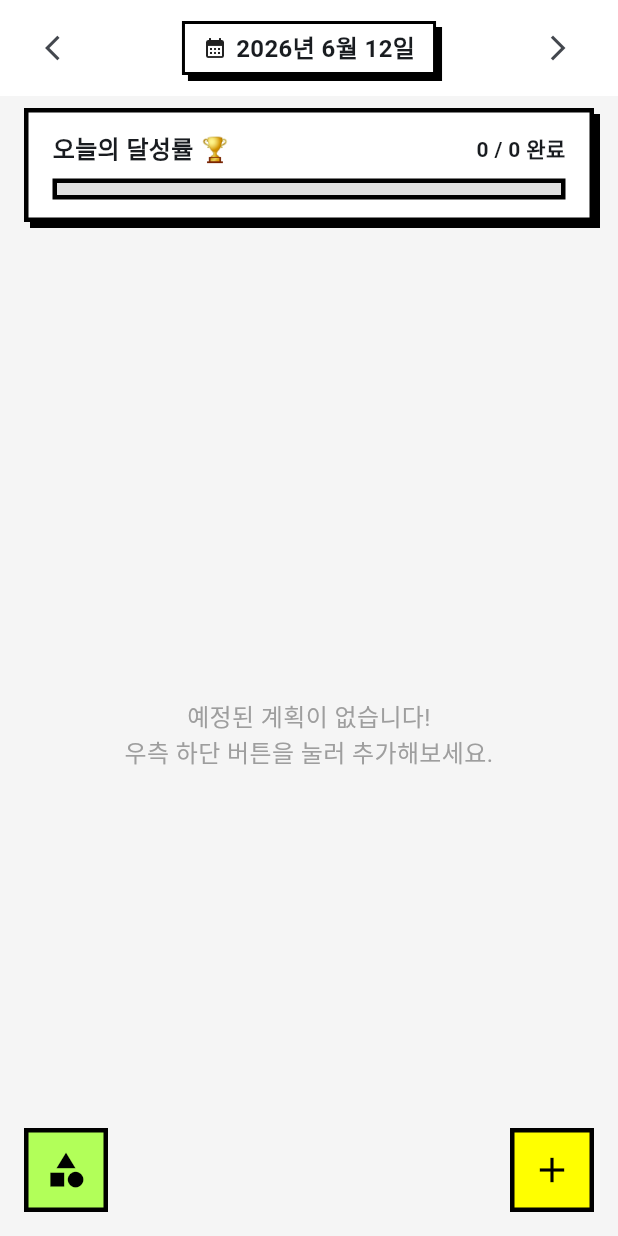
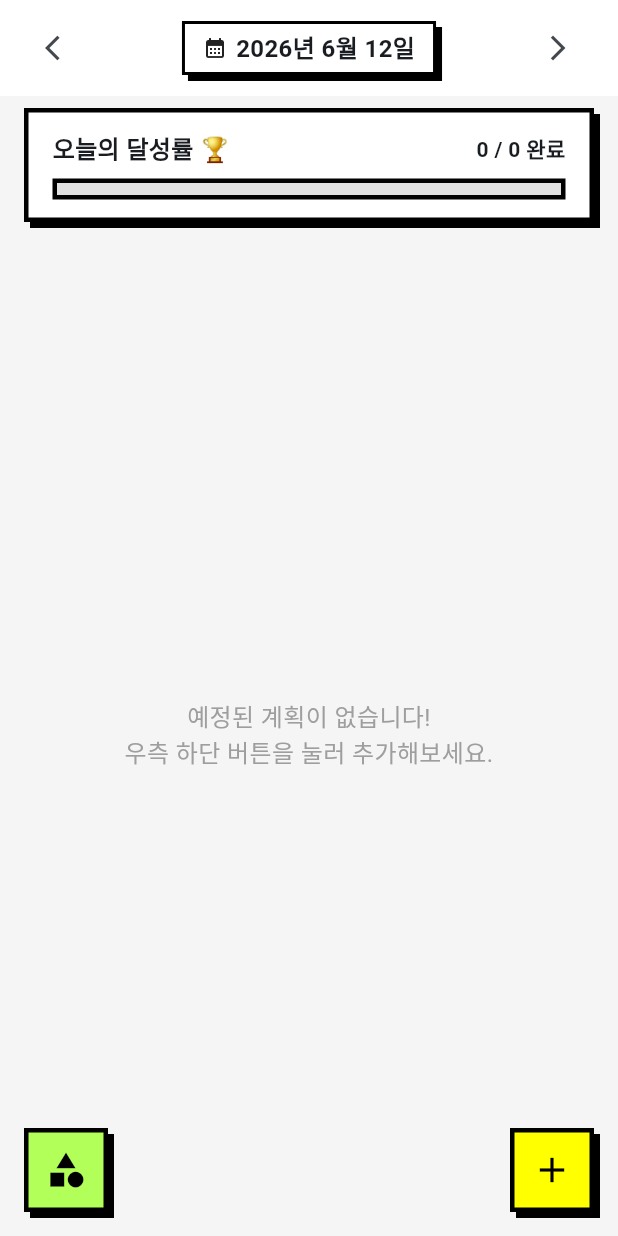
Before and after one commit to meisteryi/Gachagame_todo, a Flutter app: the TodoScreen screen opened directly, after a tap on the "arrow forward ios" icon, on a phone screen of 412 x 824 dp. Run offline on Flutter 3.47's test engine with Material 3 defaults, Android fonts, the phone set to English and light mode, and no system bars; our stand-ins replace shared_preferences; accounts and stored records are empty.

Commit message:
할 일 카테고리 버튼 수정

```diff
--- a/lib/screens/todo_screen.dart
+++ b/lib/screens/todo_screen.dart
@@ -36,6 +36,7 @@ class _TodoScreenState extends State<TodoScreen>
 
   // --- 💡 기기 저장소(SharedPreferences) 연동 로직 ---
   Future<void> _loadData() async {
+    try {
       final prefs = await SharedPreferences.getInstance();
 
       // 1. 커스텀 카테고리 불러오기
@@ -45,7 +46,9 @@ class _TodoScreenState extends State<TodoScreen>
         setState(() {
           _categoryColors.clear();
           decoded.forEach((key, value) {
-          _categoryColors[key] = Color(value as int);
+            _categoryColors[key] = Color(
+              (value as num).toInt(),
+            ); // 💡 안전한 숫자 변환
           });
         });
       }
@@ -59,14 +62,15 @@ class _TodoScreenState extends State<TodoScreen>
           for (var item in decoded) {
             final map = Map<String, dynamic>.from(item);
             // JSON에 저장할 수 없는 TimeOfDay 객체를 문자열에서 다시 복구
-          if (map['time'] != null) {
+            if (map['time'] != null && map['time'].toString().contains(':')) {
               final parts = map['time'].toString().split(':');
               map['time'] = TimeOfDay(
                 hour: int.parse(parts[0]),
                 minute: int.parse(parts[1]),
               );
             }
-          if (map['alarmTime'] != null) {
+            if (map['alarmTime'] != null &&
+                map['alarmTime'].toString().contains(':')) {
               final parts = map['alarmTime'].toString().split(':');
               map['alarmTime'] = TimeOfDay(
                 hour: int.parse(parts[0]),
@@ -77,9 +81,18 @@ class _TodoScreenState extends State<TodoScreen>
           }
         });
       } else {
-      // 최초 실행 시에만 보여줄 임시 데이터 세팅
+        _setInitialData();
+      }
+    } catch (e) {
+      debugPrint('투두 데이터 로드 에러: $e');
+      _setInitialData(); // 에러 발생 시 임시 데이터로 안전하게 덮어쓰기
+    }
+  }
+
+  void _setInitialData() {
     final todayStr = _formatDate(DateTime.now());
     setState(() {
+      _todoList.clear();
       _todoList.addAll([
         {
           'task': '물 2L 마시기',
@@ -105,7 +118,6 @@ class _TodoScreenState extends State<TodoScreen>
       ]);
     });
     _saveData();
-    }
   }
 
   Future<void> _saveData() async {
@@ -1277,7 +1289,8 @@ class _TodoScreenState extends State<TodoScreen>
           mainAxisAlignment: MainAxisAlignment.spaceBetween,
           children: [
             // 카테고리 관리 버튼 (좌측 하단)
-            FloatingActionButton(
+            BouncingWrapper(
+              child: FloatingActionButton(
                 heroTag: 'categoryBtn',
                 onPressed: _showCategoryManagerBottomSheet,
                 backgroundColor: Colors.lightGreenAccent,
@@ -1286,10 +1299,16 @@ class _TodoScreenState extends State<TodoScreen>
                   borderRadius: BorderRadius.zero,
                 ),
                 elevation: 0,
-              child: const Icon(Icons.category, color: Colors.black, size: 28),
+                child: const Icon(
+                  Icons.category,
+                  color: Colors.black,
+                  size: 28,
+                ),
+              ),
             ),
             // 할 일 추가 버튼 (우측 하단)
-            FloatingActionButton(
+            BouncingWrapper(
+              child: FloatingActionButton(
                 heroTag: 'addTodoBtn',
                 onPressed: () => _showTodoEditorBottomSheet(),
                 backgroundColor: Colors.yellowAccent,
@@ -1299,6 +1318,7 @@ class _TodoScreenState extends State<TodoScreen>
                 ),
                 elevation: 0,
                 child: const Icon(Icons.add, color: Colors.black, size: 28),
+              ),
             ),
           ],
         ),
```
Also changed, not shown: lib/main.dart (+36 -1 lines). Lines whose indentation alone changed are shown as unchanged.
